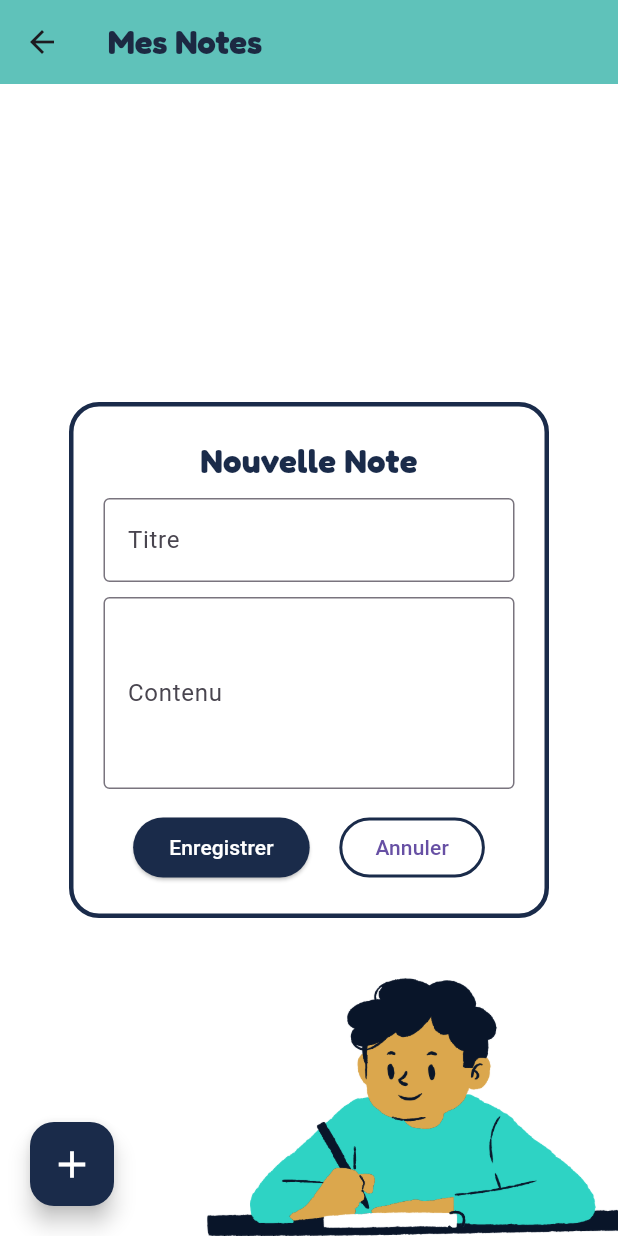
After one commit to MeriemGdara/attendoProject, a Flutter app: the NotesPage screen opened directly, after a tap on the "add" icon, on a phone screen of 412 x 824 dp. The commit adds this screen. Run offline on Flutter 3.47's test engine with Material 3 defaults, Android fonts, the phone set to English and light mode, and no system bars; our stand-ins replace cloud_firestore, firebase_auth, firebase_core, google_fonts, video_player; accounts and stored records are empty.

Commit message:
Compléter gestion etudiants pour l'enseignant et ajout partie des notes pour etudiant

```diff
--- a/lib/dashboard_enseignant.dart
+++ b/lib/dashboard_enseignant.dart
@@ -3,6 +3,7 @@ import 'package:google_fonts/google_fonts.dart';
 import 'ModifierProfileEnseignant.dart';
 import 'WelcomePage.dart';
 import 'gestionetudiants.dart';
+import 'connexion_page.dart';
 
 
 class DashboardEnseignant extends StatelessWidget {
@@ -126,7 +127,7 @@ class DashboardEnseignant extends StatelessWidget {
                             onTap: () {
                               Navigator.pushReplacement(
                                 context,
-                                MaterialPageRoute(builder: (context) => const WelcomePage()),
+                                MaterialPageRoute(builder: (context) => const ConnexionPage()),
                               );
                             },
                           ),
--- /dev/null
+++ b/lib/notes_page.dart
@@ -0,0 +1,285 @@
+import 'package:flutter/material.dart';
+import 'package:cloud_firestore/cloud_firestore.dart';
+import 'package:google_fonts/google_fonts.dart';
+import 'package:firebase_auth/firebase_auth.dart';
+
+class NotesPage extends StatefulWidget {
+  const NotesPage({super.key});
+
+  @override
+  State<NotesPage> createState() => _NotesPageState();
+}
+
+class _NotesPageState extends State<NotesPage> {
+  final TextEditingController _titreController = TextEditingController();
+  final TextEditingController _contenuController = TextEditingController();
+  bool showAddCard = false;
+
+  /// 🔹 ID de la note en cours d'édition
+  String? editingNoteId;
+
+  /// 🔹 Récupérer l'ID du user connecté
+  String get userId => FirebaseAuth.instance.currentUser?.uid ?? '';
+
+  /// 🔹 Ajouter ou modifier une note
+  Future<void> _enregistrerNote({String? id}) async {
+    if (_titreController.text.isEmpty ||
+        _contenuController.text.isEmpty ||
+        userId.isEmpty) return;
+
+    if (id == null) {
+      // Nouvelle note
+      await FirebaseFirestore.instance.collection('notes').add({
+        'userId': userId,
+        'titre': _titreController.text,
+        'contenu': _contenuController.text,
+        'date': FieldValue.serverTimestamp(),
+      });
+    } else {
+      // Modifier note existante
+      await FirebaseFirestore.instance.collection('notes').doc(id).update({
+        'titre': _titreController.text,
+        'contenu': _contenuController.text,
+      });
+    }
+
+    _titreController.clear();
+    _contenuController.clear();
+    editingNoteId = null; // réinitialiser
+    setState(() => showAddCard = false);
+  }
+
+  /// 🔹 Supprimer une note
+  Future<void> _supprimerNote(String id) async {
+    await FirebaseFirestore.instance.collection('notes').doc(id).delete();
+  }
+
+  @override
+  Widget build(BuildContext context) {
+    return Scaffold(
+      appBar: AppBar(
+        title: Text(
+          "Mes Notes",
+          style: GoogleFonts.fredoka(
+            fontWeight: FontWeight.bold,
+            color: const Color(0xFF1c2942),
+          ),
+        ),
+        backgroundColor: const Color(0xFF5fc2ba),
+      ),
+      body: Stack(
+        children: [
+          // 🌄 Fond image
+          Container(
+            decoration: const BoxDecoration(
+              image: DecorationImage(
+                image: AssetImage('assets/images/fondNotes.png'),
+                fit: BoxFit.cover,
+              ),
+            ),
+          ),
+
+          // 💬 Liste des notes
+          StreamBuilder<QuerySnapshot>(
+            stream: FirebaseFirestore.instance
+                .collection('notes')
+                .where('userId', isEqualTo: userId)
+                .orderBy('date', descending: true)
+                .snapshots(),
+            builder: (context, snapshot) {
+              if (snapshot.connectionState == ConnectionState.waiting) {
+                return const Center(child: CircularProgressIndicator());
+              }
+
+              if (snapshot.hasError) {
+                return Center(
+                  child: Text(
+                    "Erreur de chargement des notes",
+                    style: GoogleFonts.fredoka(color: Colors.white),
+                  ),
+                );
+              }
+
+              if (!snapshot.hasData || snapshot.data!.docs.isEmpty) {
+                return Center(
+                  child: Text(
+                    "Aucune note pour l’instant",
+                    style: GoogleFonts.fredoka(fontSize: 18, color: Colors.white),
+                  ),
+                );
+              }
+
+              final notes = snapshot.data!.docs;
+
+              return ListView.builder(
+                padding: const EdgeInsets.only(
+                    top: 80, left: 16, right: 16, bottom: 100),
+                itemCount: notes.length,
+                itemBuilder: (context, index) {
+                  final note = notes[index].data() as Map<String, dynamic>;
+                  final noteId = notes[index].id;
+
+                  final Timestamp? ts = note['date'];
+                  final dateStr = ts != null
+                      ? DateTime.fromMillisecondsSinceEpoch(
+                      ts.millisecondsSinceEpoch)
+                      .toLocal()
+                      .toString()
+                      .split('.')[0]
+                      : '';
+
+                  return Card(
+                    color: Colors.white.withOpacity(0.9),
+                    shape: RoundedRectangleBorder(
+                      borderRadius: BorderRadius.circular(20),
+                    ),
+                    elevation: 5,
+                    margin: const EdgeInsets.only(bottom: 16),
+                    child: ListTile(
+                      title: Text(
+                        note['titre'] ?? '',
+                        style: GoogleFonts.fredoka(
+                          fontSize: 20,
+                          fontWeight: FontWeight.bold,
+                          color: const Color(0xFF1A2B4A),
+                        ),
+                      ),
+                      subtitle: Column(
+                        crossAxisAlignment: CrossAxisAlignment.start,
+                        children: [
+                          Text(
+                            note['contenu'] ?? '',
+                            style: GoogleFonts.fredoka(
+                              fontSize: 16,
+                              color: Colors.black87,
+                            ),
+                          ),
+                          const SizedBox(height: 5),
+                          Text(
+                            dateStr,
+                            style: const TextStyle(
+                              fontSize: 13,
+                              color: Colors.grey,
+                            ),
+                          ),
+                        ],
+                      ),
+                      trailing: Row(
+                        mainAxisSize: MainAxisSize.min,
+                        children: [
+                          IconButton(
+                            icon: const Icon(Icons.edit,
+                                color: Color(0xFF5fc2ba)),
+                            onPressed: () {
+                              _titreController.text = note['titre'];
+                              _contenuController.text = note['contenu'];
+                              editingNoteId = noteId; // stocker l’ID
+                              setState(() => showAddCard = true);
+                            },
+                          ),
+                          IconButton(
+                            icon: const Icon(Icons.delete,
+                                color: Colors.redAccent),
+                            onPressed: () => _supprimerNote(noteId),
+                          ),
+                        ],
+                      ),
+                    ),
+                  );
+                },
+              );
+            },
+          ),
+
+          // 🪄 Carte d’ajout / édition
+          if (showAddCard)
+            Center(
+              child: Container(
+                width: 320,
+                padding: const EdgeInsets.all(20),
+                decoration: BoxDecoration(
+                  color: Colors.white,
+                  borderRadius: BorderRadius.circular(20),
+                  border: Border.all(color: const Color(0xFF1A2B4A), width: 3),
+                ),
+                child: Column(
+                  mainAxisSize: MainAxisSize.min,
+                  children: [
+                    Text(
+                      editingNoteId == null ? "Nouvelle Note" : "Modifier Note",
+                      style: GoogleFonts.fredoka(
+                        fontSize: 22,
+                        fontWeight: FontWeight.bold,
+                        color: const Color(0xFF1A2B4A),
+                      ),
+                    ),
+                    const SizedBox(height: 10),
+                    TextField(
+                      controller: _titreController,
+                      decoration: const InputDecoration(
+                        labelText: "Titre",
+                        border: OutlineInputBorder(),
+                      ),
+                    ),
+                    const SizedBox(height: 10),
+                    TextField(
+                      controller: _contenuController,
+                      maxLines: 4,
+                      decoration: const InputDecoration(
+                        labelText: "Contenu",
+                        border: OutlineInputBorder(),
+                      ),
+                    ),
+                    const SizedBox(height: 15),
+                    Row(
+                      mainAxisAlignment: MainAxisAlignment.spaceEvenly,
+                      children: [
+                        ElevatedButton(
+                          style: ElevatedButton.styleFrom(
+                            backgroundColor: const Color(0xFF1A2B4A),
+                          ),
+                          onPressed: () =>
+                              _enregistrerNote(id: editingNoteId),
+                          child: const Text("Enregistrer",
+                              style: TextStyle(color: Colors.white)),
+                        ),
+                        OutlinedButton(
+                          style: OutlinedButton.styleFrom(
+                            side: const BorderSide(
+                                color: Color(0xFF1A2B4A), width: 2),
+                          ),
+                          onPressed: () {
+                            _titreController.clear();
+                            _contenuController.clear();
+                            editingNoteId = null;
+                            setState(() => showAddCard = false);
+                          },
+                          child: const Text("Annuler"),
+                        ),
+                      ],
+                    ),
+                  ],
+                ),
+              ),
+            ),
+
+          // ➕ Bouton flottant
+          Positioned(
+            bottom: 20,
+            left: 20,
+            child: FloatingActionButton(
+              backgroundColor: const Color(0xFF1A2B4A),
+              onPressed: () {
+                _titreController.clear();
+                _contenuController.clear();
+                editingNoteId = null;
+                setState(() => showAddCard = true);
+              },
+              child: const Icon(Icons.add, color: Colors.white, size: 30),
+            ),
+          ),
+        ],
+      ),
+    );
+  }
+}
```
Also changed, not shown: lib/ClassesGroupesPage.dart (+28 -53 lines), lib/dashboard_etudiant.dart (+8 -2 lines), lib/reaffecter_etudiants_page.dart (+78 -77 lines), lib/rechercher_filtrer_page.dart (+27 -14 lines), assets/images/fond.png (added), assets/images/fondNotes.png (added).
